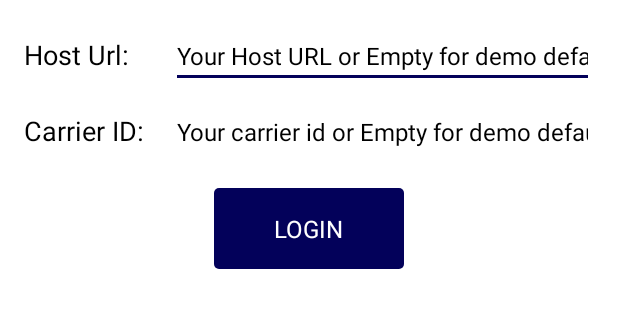
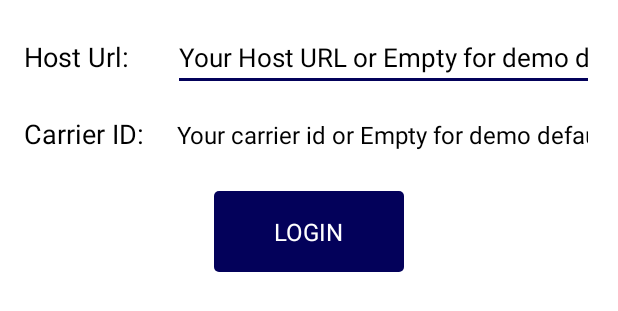
Before and after one commit to elijahkinyamal/xprovpn, an Android app: the layout dialog_login.xml on its own in the app's theme, with its tools: preview values and no code run, on a phone screen of 412 x 824 dp. Shown: the top 311 px of the screen. Run offline under Robolectric (Android 15) with nearby library versions, the phone set to English and light mode, and no system bars.

Commit message:
Update dialog_login.xml

```diff
--- a/src/main/res/layout/dialog_login.xml
+++ b/src/main/res/layout/dialog_login.xml
@@ -25,7 +25,7 @@
             android:id="@+id/host_url_ed"
             android:layout_width="0dp"
             android:layout_height="wrap_content"
-            android:layout_marginLeft="8dp"
+            android:layout_marginLeft="9dp"
             android:layout_weight="1"
             android:ellipsize="end"
             android:hint="Your host url or empty"
@@ -33,7 +33,7 @@
             android:inputType="text"
             android:maxLines="1"
             android:textColor="@android:color/black"
-            android:textSize="16sp"
+            android:textSize="17sp"
             tools:text="Your Host URL or Empty for demo default" />
 
     </LinearLayout>
```
